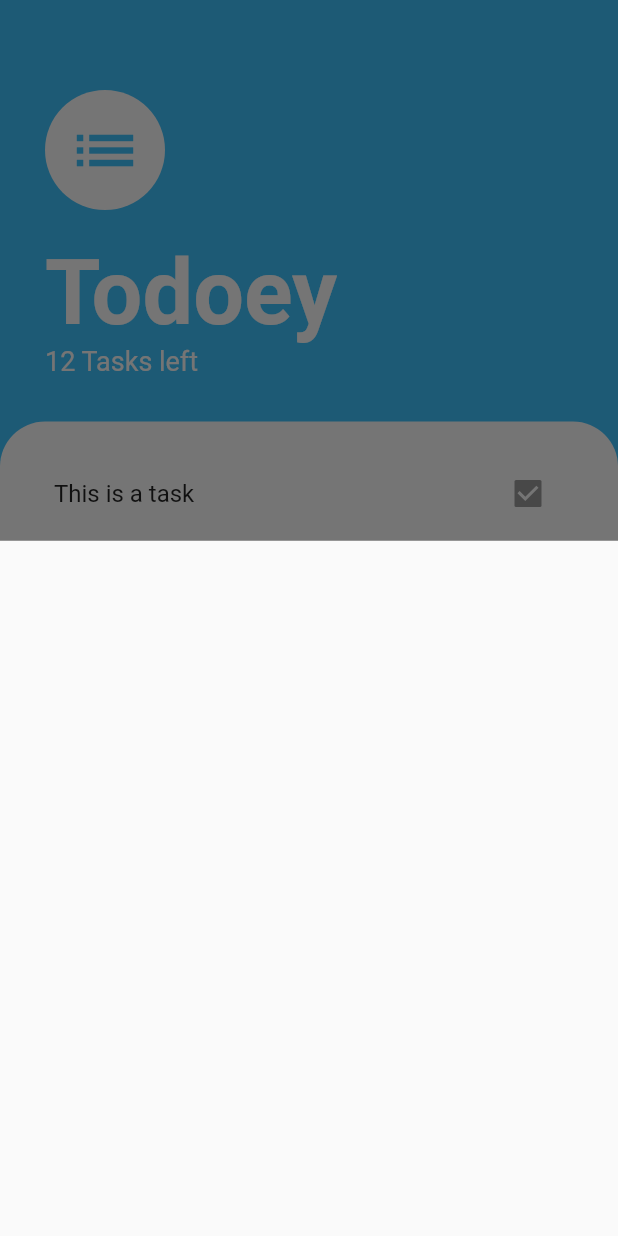
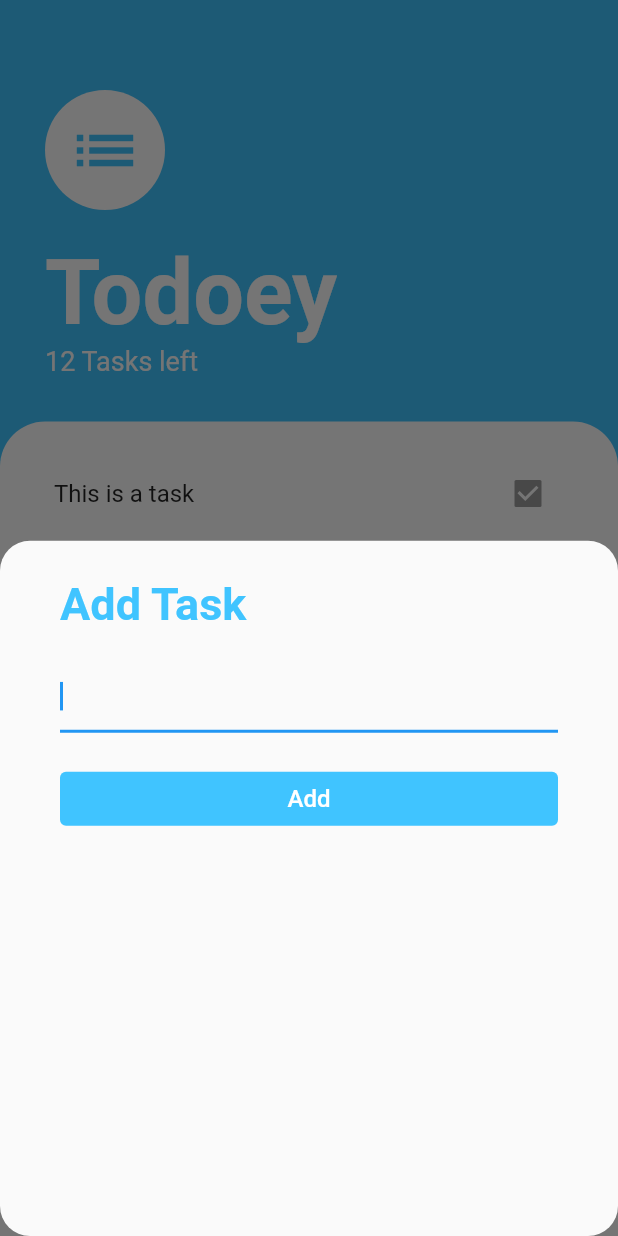
Before and after one commit to Jiaxen/flutter_todoey, a Flutter app: the screen it shows after launch, after a tap on the "add" icon, on a phone screen of 412 x 824 dp. Run offline on Flutter 3.47's test engine with Material 2 defaults, Android fonts, the phone set to English and light mode, and no system bars.

Commit message:
Bottom sheet logic

```diff
--- /dev/null
+++ b/lib/screens/add_task_screen.dart
@@ -0,0 +1,36 @@
+import 'package:flutter/material.dart';
+
+class AddTaskScreen extends StatelessWidget {
+  const AddTaskScreen({Key? key}) : super(key: key);
+
+  @override
+  Widget build(BuildContext context) {
+    return Padding(
+      padding: const EdgeInsets.symmetric(horizontal: 40.0, vertical: 5.0),
+      child: Container(
+        child:
+            Column(crossAxisAlignment: CrossAxisAlignment.stretch, children: [
+          SizedBox(height: 20),
+          Text('Add Task',
+              style: TextStyle(
+                  fontSize: 30,
+                  color: Colors.lightBlueAccent,
+                  fontWeight: FontWeight.w600)),
+          SizedBox(height: 20),
+          TextField(autofocus: true),
+          SizedBox(height: 20),
+          TextButton(
+            style: ButtonStyle(
+              foregroundColor: MaterialStateProperty.all<Color>(Colors.white),
+              backgroundColor:
+                  MaterialStateProperty.all<Color>(Colors.lightBlueAccent),
+            ),
+            child: Text('Add',
+                textAlign: TextAlign.center, style: TextStyle(fontSize: 16)),
+            onPressed: null,
+          )
+        ]),
+      ),
+    );
+  }
+}
--- a/lib/screens/tasks_screen.dart
+++ b/lib/screens/tasks_screen.dart
@@ -1,4 +1,5 @@
 import 'package:flutter/material.dart';
+import 'package:todoey_flutter/screens/add_task_screen.dart';
 import 'package:todoey_flutter/widgets/task_list.dart';
 
 class TasksScreen extends StatelessWidget {
@@ -11,7 +12,13 @@ class TasksScreen extends StatelessWidget {
           backgroundColor: Colors.lightBlueAccent,
           child: Icon(Icons.add, size: 40),
           onPressed: () {
-            showModalBottomSheet(context: context, builder: (context)=> Container());
+            showModalBottomSheet(
+              context: context,
+              builder: (context) => AddTaskScreen(),
+              shape: RoundedRectangleBorder(
+                borderRadius: BorderRadius.circular(20.0),
+              ),
+            );
           }),
       backgroundColor: Colors.lightBlueAccent,
       body: Column(
```
